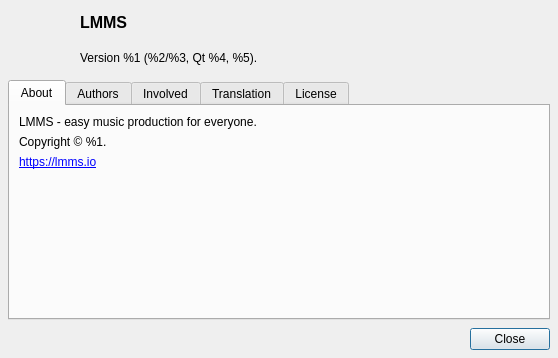
This is src/gui/dialogs/about_dialog.ui in LMMS/lmms as Qt 5 draws it before an edit. The edited form follows.
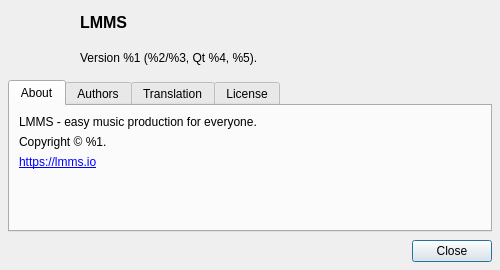
This is the edited form.

Commit message: Some about dialog changes.

The edit to the form file:
```diff
--- a/src/gui/dialogs/about_dialog.ui
+++ b/src/gui/dialogs/about_dialog.ui
@@ -6,14 +6,14 @@
    <rect>
     <x>0</x>
     <y>0</y>
-    <width>558</width>
-    <height>358</height>
+    <width>500</width>
+    <height>270</height>
    </rect>
   </property>
   <property name="minimumSize">
    <size>
-    <width>558</width>
-    <height>358</height>
+    <width>500</width>
+    <height>270</height>
    </size>
   </property>
   <property name="windowTitle">
@@ -202,6 +202,7 @@
        </item>
       </layout>
      </widget>
+<!--
      <widget class="QWidget" name="tab_3">
       <attribute name="title">
        <string>Involved</string>
@@ -223,6 +224,7 @@
        </item>
       </layout>
      </widget>
+-->
      <widget class="QWidget" name="Seite">
       <attribute name="title">
        <string>Translation</string>
```
The commit also changes 1 other file.
